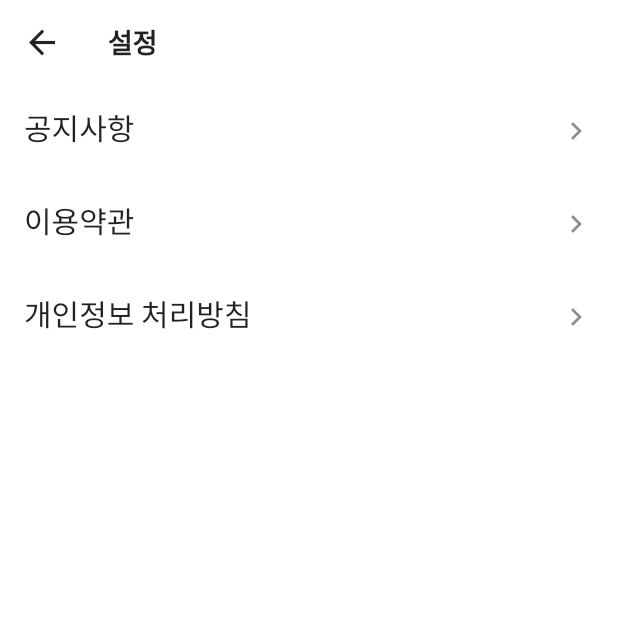
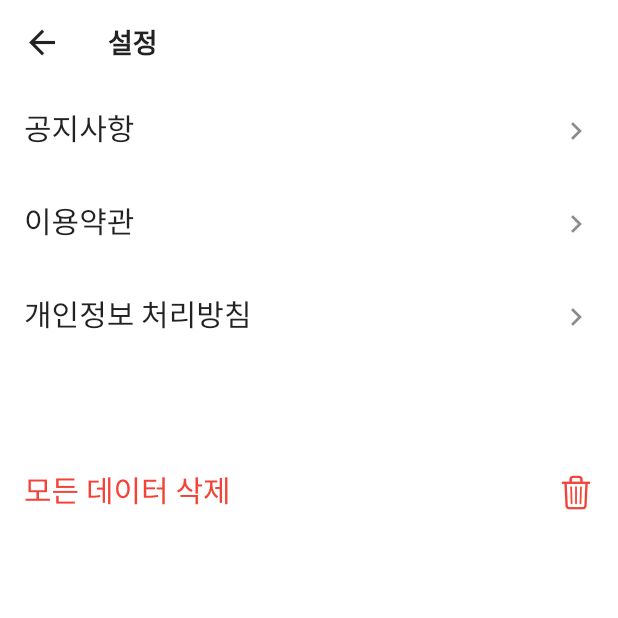
Before and after one commit to hhamja/nocoffee, a Flutter app: the SettingPage screen opened by its route, on a phone screen of 412 x 824 dp, the top half of it. Run offline on Flutter 3.47's test engine with Material 2 defaults, Android fonts, the phone set to English and light mode, and no system bars; our stand-ins replace auto_route, currency_text_input_formatter, fl_chart, flutter_riverpod, freezed_annotation, hive_flutter and 3 more; accounts and stored records are empty.

Commit message:
Add - 모든 데이터 삭제
##DESC
- 그동안 기록한 모든 커피 기록 데이터를 한번에 삭제 추가
- setting Page에 추가
- 클릭 시 다이얼로그로 유저에게 한번 더 경고 -> 최종적으로 '삭제할래요.' 버튼을 한번 더 클릭 시 모든 데이터 삭제

```diff
--- a/lib/src/features/common/presentation/widget/dialog/small_dialog.dart
+++ b/lib/src/features/common/presentation/widget/dialog/small_dialog.dart
@@ -8,6 +8,7 @@ class CustomSmallDialog extends StatelessWidget {
   final String completeText;
   final Function() cancelFun;
   final Function() completeFun;
+  final Color? completeColor;
 
   const CustomSmallDialog({
     required this.content,
@@ -16,6 +17,7 @@ class CustomSmallDialog extends StatelessWidget {
     required this.cancelFun,
     required this.completeFun,
     super.key,
+    this.completeColor,
   });
 
   @override
@@ -47,7 +49,7 @@ class CustomSmallDialog extends StatelessWidget {
                 h: 45,
                 content: cancelText,
                 onPressed: cancelFun,
-                color: GREY_COLOR,
+                color: DARK_GREY_COLOR,
               ),
             ),
             const SizedBox(width: 8),
@@ -59,7 +61,7 @@ class CustomSmallDialog extends StatelessWidget {
                 h: 45,
                 content: completeText,
                 onPressed: completeFun,
-                color: PRIMARY_COLOR,
+                color: completeColor ?? PRIMARY_COLOR,
               ),
             ),
           ],
--- a/lib/src/features/setting/presentation/screen/setting_page/setting_page.dart
+++ b/lib/src/features/setting/presentation/screen/setting_page/setting_page.dart
@@ -1,6 +1,10 @@
 import 'package:auto_route/auto_route.dart';
+import 'package:flutter/cupertino.dart';
 import 'package:flutter/material.dart';
+import 'package:flutter_riverpod/flutter_riverpod.dart';
 import 'package:nocoffee/src/config/router/app_router.gr.dart';
+import 'package:nocoffee/src/features/coffee/data/coffee_repository.dart';
+import 'package:nocoffee/src/features/common/presentation/widget/dialog/small_dialog.dart';
 import 'package:nocoffee/src/features/setting/presentation/widget/setting_tile.dart';
 
 class SettingPage extends StatelessWidget {
@@ -19,14 +23,39 @@ class SettingPage extends StatelessWidget {
             title: '공지사항',
           ),
           SettingTile(
-              onTap: () async => context.router.push(
-                    const TermsDetailRoute(),
+            onTap: () async => context.router.push(
+              const TermsDetailRoute(),
+            ),
+            title: '이용약관',
+          ),
+          SettingTile(
+            onTap: () async =>
+                context.router.push(const PrivacyPolicyDetailRoute()),
+            title: '개인정보 처리방침',
+          ),
+          const SizedBox(height: 55),
+          Consumer(
+            builder: (context, ref, child) => SettingTile(
+              onTap: () async {
+                showDialog(
+                  context: context,
+                  builder: (context) => CustomSmallDialog(
+                    content: '모든 데이터가 삭제돼요.\n정말 삭제할까요?',
+                    cancelText: '아니요.',
+                    completeText: '삭제할래요.',
+                    completeColor: Colors.red,
+                    cancelFun: () async => context.router.pop(),
+                    completeFun: () async => await ref
+                        .read(coffeeRepositoryProvider)
+                        .removeCoffeeBox(),
                   ),
-              title: '이용약관'),
-          SettingTile(
-              onTap: () async =>
-                  context.router.push(const PrivacyPolicyDetailRoute()),
-              title: '개인정보 처리방침'),
+                );
+              },
+              title: '모든 데이터 삭제',
+              textColor: Colors.red,
+              trailing: const Icon(CupertinoIcons.delete, color: Colors.red),
+            ),
+          ),
         ],
       ),
     );
--- a/lib/src/features/setting/presentation/widget/setting_tile.dart
+++ b/lib/src/features/setting/presentation/widget/setting_tile.dart
@@ -4,7 +4,16 @@ import 'package:nocoffee/src/config/constant/app_color.dart';
 class SettingTile extends StatelessWidget {
   final void Function() onTap;
   final String title;
-  const SettingTile({super.key, required this.onTap, required this.title});
+  final Color? textColor;
+  final Widget? trailing;
+
+  const SettingTile({
+    super.key,
+    required this.onTap,
+    required this.title,
+    this.textColor,
+    this.trailing,
+  });
 
   @override
   Widget build(BuildContext context) {
@@ -13,14 +22,12 @@ class SettingTile extends StatelessWidget {
       contentPadding: const EdgeInsets.symmetric(vertical: 3, horizontal: 16),
       title: Text(
         title,
-        style: const TextStyle(
+        style: TextStyle(
           fontSize: 20,
-          color: TEXT_COLOR,
+          color: textColor ?? TEXT_COLOR,
         ),
       ),
-      trailing: const Icon(
-        Icons.chevron_right_sharp,
-      ),
+      trailing: trailing ?? const Icon(Icons.chevron_right_sharp),
     );
   }
 }
```
